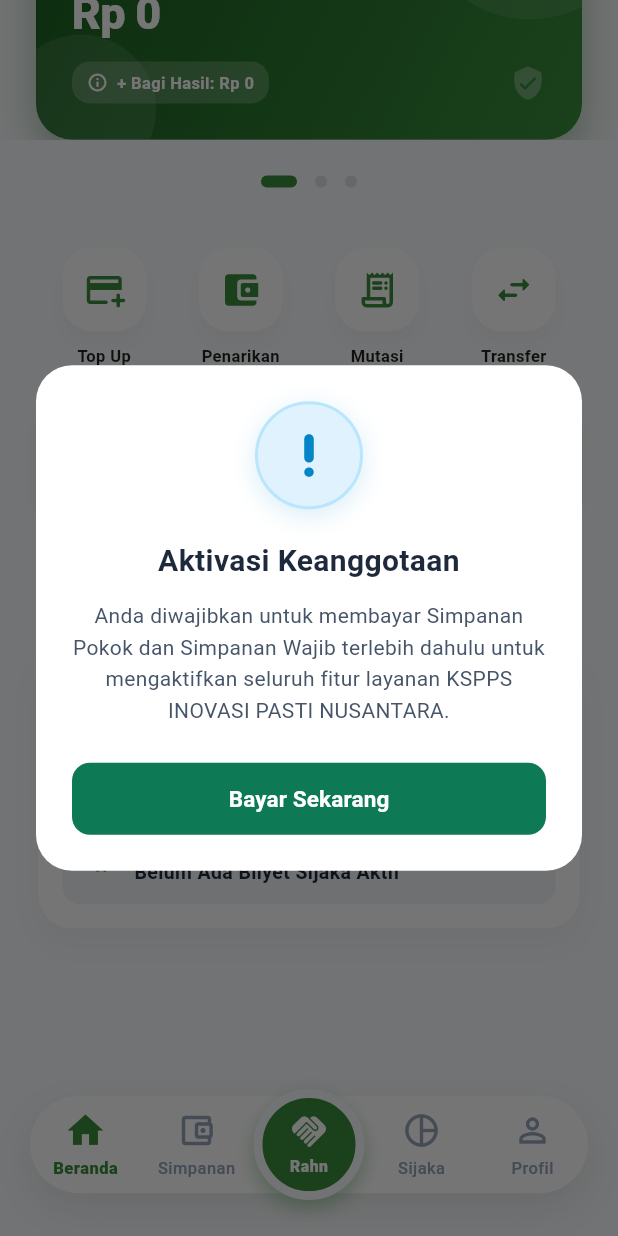
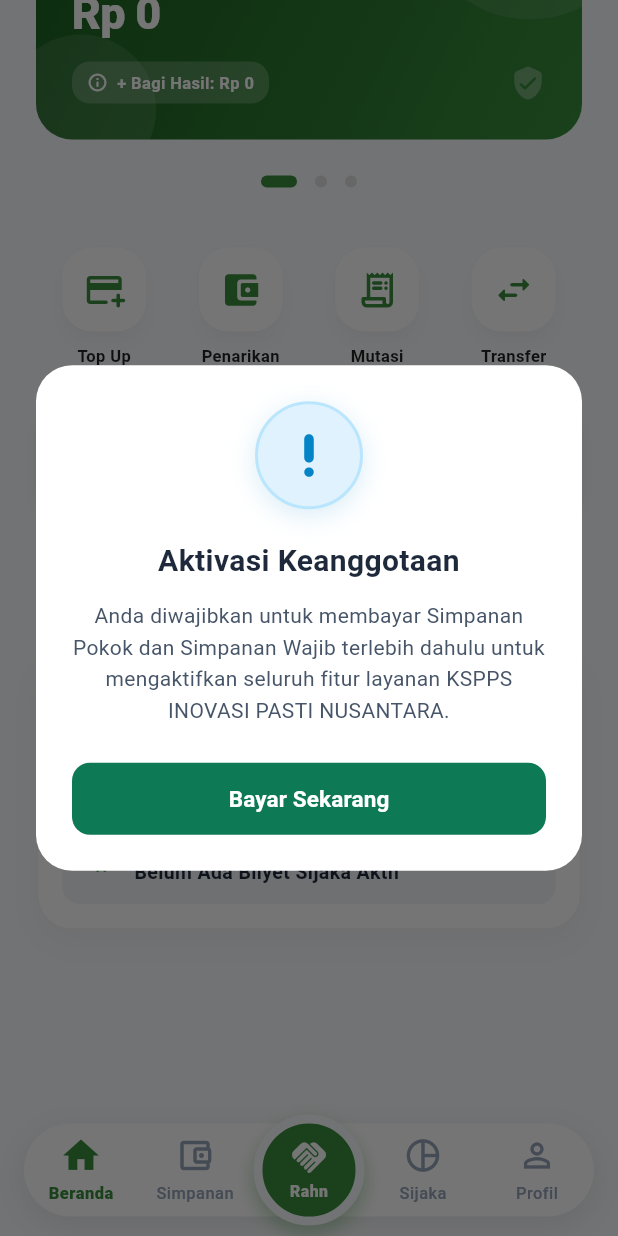
Before and after one commit to Irpanai/ksppspastimobile, a Flutter app: the MainNavScreen screen opened directly, scrolled down 366 dp, on a phone screen of 412 x 824 dp. Run offline on Flutter 3.47's test engine with Material 3 defaults, Android fonts, the light colour scheme and no system bars; our stand-ins replace camera, flutter_map, geolocator, image_picker, latlong2, qr_flutter and 3 more; missing offline and left inert: gal, google_mlkit_text_recognition; accounts and stored records are empty; network calls fail.

Commit message:
feat: add core mobile feature screens and widgets including profile and home dashboard

```diff
--- a/lib/features/home/screens/beranda_screen.dart
+++ b/lib/features/home/screens/beranda_screen.dart
@@ -233,12 +233,12 @@
       margin: const EdgeInsets.symmetric(horizontal: 24, vertical: 6),
       padding: const EdgeInsets.symmetric(horizontal: 16, vertical: 12),
       decoration: BoxDecoration(
-        color: const Color(0xFFEFF6FF), // Soft Blue
+        color: const Color(0xFFF0FDF4), // Soft Emerald
         borderRadius: BorderRadius.circular(16),
-        border: Border.all(color: const Color(0xFFBFDBFE)),
+        border: Border.all(color: const Color(0xFFA7F3D0)),
         boxShadow: [
           BoxShadow(
-            color: const Color(0xFF0284C7).withValues(alpha: 0.08),
+            color: const Color(0xFF047857).withValues(alpha: 0.08),
             blurRadius: 10,
             offset: const Offset(0, 4),
           ),
@@ -249,10 +249,10 @@
           Container(
             padding: const EdgeInsets.all(8),
             decoration: const BoxDecoration(
-              color: Color(0xFFDBEAFE),
+              color: Color(0xFFDCFCE7),
               shape: BoxShape.circle,
             ),
-            child: const Icon(Icons.priority_high_rounded, color: Color(0xFF0284C7), size: 20),
+            child: const Icon(Icons.priority_high_rounded, color: Color(0xFF047857), size: 20),
           ),
           const SizedBox(width: 12),
           const Expanded(
@@ -262,7 +262,7 @@
                 Text(
                   'Kewajiban: Simpanan Pokok',
                   style: TextStyle(
-                    color: Color(0xFF1E40AF),
+                    color: Color(0xFF065F46),
                     fontWeight: FontWeight.bold,
                     fontSize: 13,
                   ),
@@ -270,7 +270,7 @@
                 SizedBox(height: 2),
                 Text(
                   'Anda diwajibkan membayar Simpanan Pokok awal.',
-                  style: TextStyle(color: Color(0xFF1D4ED8), fontSize: 11),
+                  style: TextStyle(color: Color(0xFF047857), fontSize: 11),
                 ),
               ],
             ),
@@ -278,7 +278,7 @@
           ElevatedButton(
             onPressed: () => WajibSimpananModalDialog.show(context),
             style: ElevatedButton.styleFrom(
-              backgroundColor: const Color(0xFF0284C7),
+              backgroundColor: const Color(0xFF047857),
               foregroundColor: Colors.white,
               padding: const EdgeInsets.symmetric(horizontal: 14, vertical: 8),
               minimumSize: Size.zero,
--- a/lib/features/home/widgets/balance_card.dart
+++ b/lib/features/home/widgets/balance_card.dart
@@ -40,6 +40,7 @@
           height: 190,
           child: PageView(
             controller: _pageController,
+            clipBehavior: Clip.none,
             onPageChanged: (int page) {
               setState(() {
                 _currentPage = page;
@@ -133,13 +134,6 @@
           begin: Alignment.topLeft,
           end: Alignment.bottomRight,
         ),
-        boxShadow: [
-          BoxShadow(
-            color: color1.withValues(alpha: 0.35),
-            blurRadius: 24,
-            offset: const Offset(0, 12),
-          ),
-        ],
       ),
       child: ClipRRect(
         borderRadius: BorderRadius.circular(24),
--- a/lib/features/main_nav/screens/main_nav_screen.dart
+++ b/lib/features/main_nav/screens/main_nav_screen.dart
@@ -4,6 +4,7 @@
 import '../../sijaka/screens/sijaka_portfolio_screen.dart';
 import '../../profile/screens/profile_screen.dart';
 import '../../gadai/screens/gadai_screen.dart';
+import '../../../shared/widgets/app_dialog.dart';
 
 class MainNavScreen extends StatefulWidget {
   const MainNavScreen({super.key});
@@ -38,24 +39,26 @@
       extendBody: true,
       body: _screens[_currentIndex],
       bottomNavigationBar: SafeArea(
+        bottom: true,
+        top: false,
         child: Container(
-          height: 90, // Total space for the navbar and overlapping button
-          margin: const EdgeInsets.symmetric(horizontal: 20, vertical: 16),
+          height: 80, // Total space for the navbar and overlapping button (lowered)
+          margin: const EdgeInsets.fromLTRB(16, 0, 16, 4), // Diturunkan mendekati tepi bawah
           child: Stack(
             alignment: Alignment.center,
             clipBehavior: Clip.none,
             children: [
               // White Pill Background
               Container(
-                height: 65,
+                height: 62,
                 decoration: BoxDecoration(
                   color: Colors.white,
-                  borderRadius: BorderRadius.circular(35),
+                  borderRadius: BorderRadius.circular(32),
                   boxShadow: [
                     BoxShadow(
                       color: Colors.black.withValues(alpha: 0.08),
-                      blurRadius: 20,
-                      offset: const Offset(0, 10),
+                      blurRadius: 16,
+                      offset: const Offset(0, 6),
                     ),
                   ],
                 ),
@@ -112,7 +115,11 @@
               // Floating Rahn Button di tengah - Direct ke Menu Rahn
               GestureDetector(
                 onTap: () {
-                  setState(() => _currentIndex = 4);
+                  AppDialog.showComingSoon(
+                    context,
+                    title: 'Segera Hadir',
+                    featureName: 'Layanan Rahn (Gadai Syariah)',
+                  );
                 },
                 child: AnimatedContainer(
                   duration: const Duration(milliseconds: 250),
```
Also changed, not shown: lib/features/profile/screens/profile_screen.dart (+6 -4 lines), lib/features/sijaka/screens/sijaka_submission_screen.dart (+96 -48 lines), lib/shared/widgets/app_dialog.dart (+76 -0 lines).
